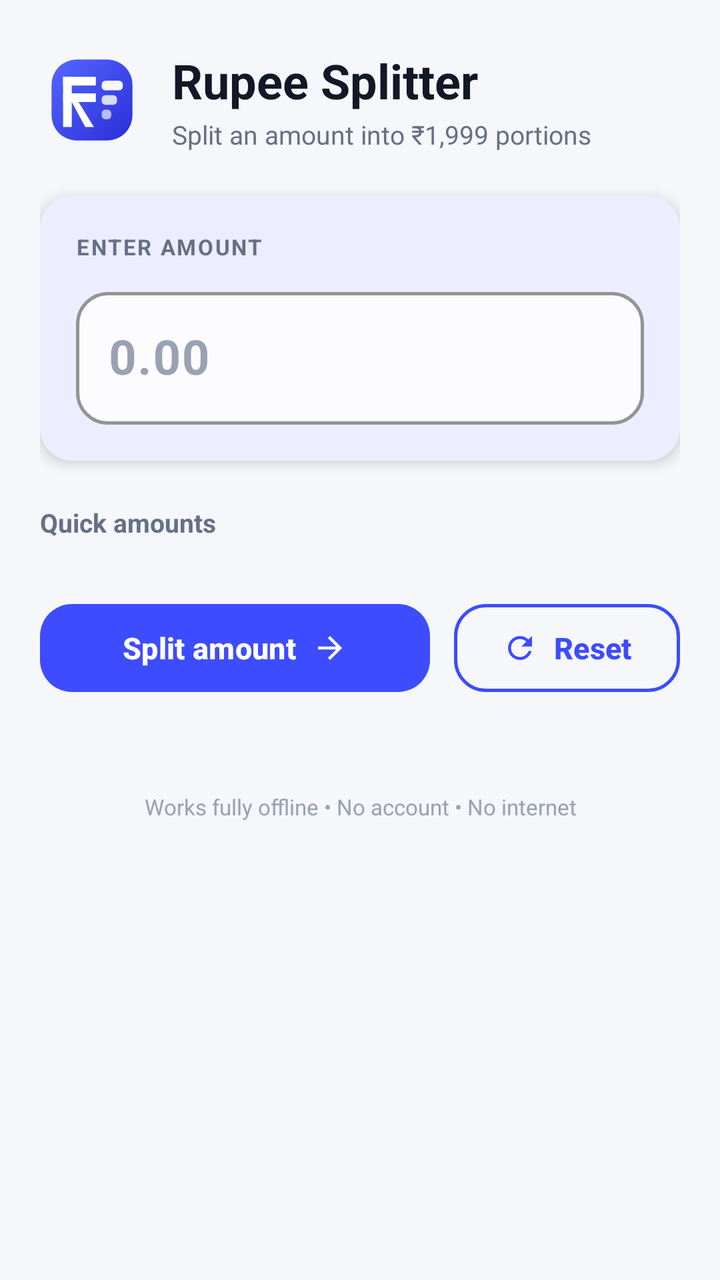
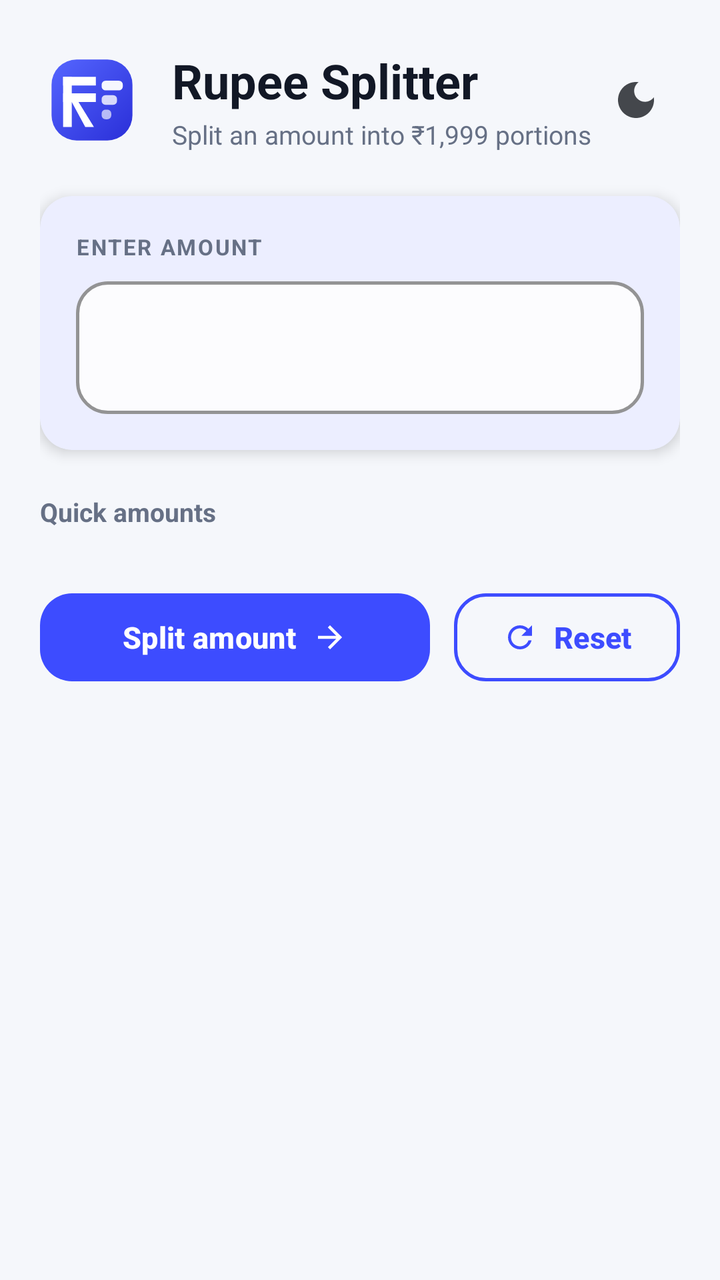

The first picture is an Android layout as it rendered before a commit; the second is the same layout after the commit. The layout source and the unified diff follow.
<!-- AndroidManifest.xml: application theme AppTheme -->
<!-- res/layout/activity_main.xml -->
<?xml version="1.0" encoding="utf-8"?>
<ScrollView xmlns:android="http://schemas.android.com/apk/res/android"
    xmlns:app="http://schemas.android.com/apk/res-auto"
    android:layout_width="match_parent"
    android:layout_height="match_parent"
    android:fillViewport="true">

    <LinearLayout
        android:id="@+id/content"
        android:layout_width="match_parent"
        android:layout_height="wrap_content"
        android:orientation="vertical"
        android:paddingStart="20dp"
        android:paddingTop="24dp"
        android:paddingEnd="20dp"
        android:paddingBottom="32dp">

        
        <LinearLayout
            android:layout_width="match_parent"
            android:layout_height="wrap_content"
            android:gravity="center_vertical"
            android:orientation="horizontal">

            <ImageView
                android:id="@+id/logo"
                android:layout_width="52dp"
                android:layout_height="52dp"
                android:contentDescription="@null"
                android:src="@drawable/ic_logo" />

            <LinearLayout
                android:layout_width="0dp"
                android:layout_height="wrap_content"
                android:layout_marginStart="14dp"
                android:layout_weight="1"
                android:orientation="vertical">

                <TextView
                    android:layout_width="wrap_content"
                    android:layout_height="wrap_content"
                    android:text="@string/app_title"
                    android:textColor="@color/text_primary"
                    android:textSize="24sp"
                    android:textStyle="bold" />

                <TextView
                    android:layout_width="wrap_content"
                    android:layout_height="wrap_content"
                    android:layout_marginTop="2dp"
                    android:text="@string/app_subtitle"
                    android:textColor="@color/text_secondary"
                    android:textSize="13sp" />
            </LinearLayout>
        </LinearLayout>

        
        <com.google.android.material.card.MaterialCardView
            style="@style/Widget.App.Card.Elevated"
            android:layout_width="match_parent"
            android:layout_height="wrap_content"
            android:layout_marginTop="22dp">

            <LinearLayout
                android:layout_width="match_parent"
                android:layout_height="wrap_content"
                android:orientation="vertical"
                android:padding="18dp">

                <TextView
                    android:layout_width="wrap_content"
                    android:layout_height="wrap_content"
                    android:letterSpacing="0.08"
                    android:text="@string/label_enter_amount"
                    android:textColor="@color/text_secondary"
                    android:textSize="11sp"
                    android:textStyle="bold" />

                <com.google.android.material.textfield.TextInputLayout
                    android:id="@+id/amountLayout"
                    style="@style/Widget.App.TextInputLayout"
                    android:layout_width="match_parent"
                    android:layout_height="wrap_content"
                    android:layout_marginTop="10dp"
                    android:hint="@string/placeholder_amount"
                    app:endIconMode="clear_text"
                    app:prefixText="@string/rupee_symbol"
                    app:prefixTextColor="@color/primary">

                    <com.google.android.material.textfield.TextInputEditText
                        android:id="@+id/amountInput"
                        android:layout_width="match_parent"
                        android:layout_height="wrap_content"
                        android:contentDescription="@string/a11y_amount_input"
                        android:imeOptions="actionDone"
                        android:inputType="numberDecimal"
                        android:maxLines="1"
                        android:textColor="@color/text_primary"
                        android:textSize="24sp"
                        android:textStyle="bold" />
                </com.google.android.material.textfield.TextInputLayout>
            </LinearLayout>
        </com.google.android.material.card.MaterialCardView>

        
        <TextView
            android:layout_width="wrap_content"
            android:layout_height="wrap_content"
            android:layout_marginTop="22dp"
            android:text="@string/label_quick_amounts"
            android:textColor="@color/text_secondary"
            android:textSize="13sp"
            android:textStyle="bold" />

        <HorizontalScrollView
            android:layout_width="match_parent"
            android:layout_height="wrap_content"
            android:layout_marginTop="10dp"
            android:clipToPadding="false"
            android:scrollbars="none">

            <LinearLayout
                android:id="@+id/quickRow"
                android:layout_width="wrap_content"
                android:layout_height="wrap_content"
                android:orientation="horizontal" />
        </HorizontalScrollView>

        
        <LinearLayout
            android:layout_width="match_parent"
            android:layout_height="wrap_content"
            android:layout_marginTop="18dp"
            android:orientation="horizontal">

            <com.google.android.material.button.MaterialButton
                android:id="@+id/calculateButton"
                style="@style/Widget.App.Button.Filled"
                android:layout_width="0dp"
                android:layout_height="wrap_content"
                android:layout_weight="1"
                android:text="@string/action_calculate"
                app:icon="@drawable/ic_arrow"
                app:iconGravity="textEnd"
                app:iconPadding="8dp" />

            <com.google.android.material.button.MaterialButton
                android:id="@+id/resetButton"
                style="@style/Widget.App.Button.Outlined"
                android:layout_width="wrap_content"
                android:layout_height="wrap_content"
                android:layout_marginStart="12dp"
                android:text="@string/action_reset"
                app:icon="@drawable/ic_reset"
                app:iconGravity="textStart"
                app:iconPadding="8dp" />
        </LinearLayout>

        
        <LinearLayout
            android:id="@+id/resultContainer"
            android:layout_width="match_parent"
            android:layout_height="wrap_content"
            android:layout_marginTop="20dp"
            android:accessibilityLiveRegion="polite"
            android:orientation="vertical" />

        <TextView
            android:layout_width="match_parent"
            android:layout_height="wrap_content"
            android:layout_marginTop="26dp"
            android:gravity="center"
            android:text="@string/footer_note"
            android:textColor="@color/text_tertiary"
            android:textSize="11sp" />
    </LinearLayout>
</ScrollView>
<!-- resources referenced by this layout -->
<resources>
  <color name="primary">#3D4CFF</color>
  <color name="text_primary">#121826</color>
  <color name="text_secondary">#667085</color>
  <color name="text_tertiary">#98A2B3</color>
  <!-- drawable ic_arrow (drawable) -->
  <vector xmlns:android="http://schemas.android.com/apk/res/android"
      android:width="24dp"
      android:height="24dp"
      android:viewportWidth="24"
      android:viewportHeight="24">
      <path
          android:fillColor="#FFFFFFFF"
          android:pathData="M12,4l-1.41,1.41L16.17,11H4v2h12.17l-5.58,5.59L12,20l8,-8z" />
  </vector>
  <string name="a11y_amount_input">Amount in Indian rupees</string>
  <string name="action_calculate">Split amount</string>
  <string name="action_reset">Reset</string>
  <string name="app_subtitle">Split an amount into ₹1,999 portions</string>
  <string name="app_title">Rupee Splitter</string>
  <string name="footer_note">Works fully offline • No account • No internet</string>
  <string name="label_enter_amount">ENTER AMOUNT</string>
  <string name="label_quick_amounts">Quick amounts</string>
  <string name="placeholder_amount">0.00</string>
  <string name="rupee_symbol">₹</string>
  <style name="Widget.App.Button.Filled" parent="Widget.Material3.Button">
          <item name="cornerRadius">16dp</item>
          <item name="android:textSize">15sp</item>
          <item name="android:textStyle">bold</item>
          <item name="android:minHeight">52dp</item>
          <item name="android:paddingStart">24dp</item>
          <item name="android:paddingEnd">24dp</item>
      </style>
  <style name="Widget.App.Card.Elevated" parent="Widget.Material3.CardView.Elevated">
          <item name="cardCornerRadius">16dp</item>
          <item name="cardElevation">4dp</item>
          <item name="cardBackgroundColor">@color/surface</item>
      </style>
  <color name="surface">#FFFFFF</color>
  <color name="stroke">#D9DEEA</color>
  <color name="input_bg">#FCFCFE</color>
  <color name="primary_variant">#2A3AE0</color>
  <color name="primary_container">#E8EBFF</color>
  <color name="on_primary">#FFFFFF</color>
  <color name="on_primary_container">#000A4A</color>
  <color name="secondary">#006A6C</color>
  <color name="secondary_container">#97F0F2</color>
  <color name="on_secondary">#FFFFFF</color>
  <color name="on_secondary_container">#002021</color>
  <color name="tertiary">#7A5500</color>
  <color name="tertiary_container">#FFDDB3</color>
  <color name="on_tertiary">#FFFFFF</color>
  <color name="on_tertiary_container">#281800</color>
  <color name="error">#BA1A1A</color>
  <color name="error_container">#FFDAD6</color>
  <color name="on_error">#FFFFFF</color>
  <color name="on_error_container">#410002</color>
  <color name="surface_variant">#E0E2EC</color>
  <color name="on_surface">#1A1C1E</color>
  <color name="on_surface_variant">#44474C</color>
  <color name="background">#F5F7FB</color>
  <color name="on_background">#1A1C1E</color>
  <color name="outline">#74777C</color>
  <color name="outline_variant">#C4C7CC</color>
  <style name="ShapeAppearance.App.SmallComponent" parent="ShapeAppearance.Material3.SmallComponent">
          <item name="cornerFamily">rounded</item>
          <item name="cornerSize">12dp</item>
      </style>
  <style name="ShapeAppearance.App.MediumComponent" parent="ShapeAppearance.Material3.MediumComponent">
          <item name="cornerFamily">rounded</item>
          <item name="cornerSize">16dp</item>
      </style>
  <style name="ShapeAppearance.App.LargeComponent" parent="ShapeAppearance.Material3.LargeComponent">
          <item name="cornerFamily">rounded</item>
          <item name="cornerSize">24dp</item>
      </style>
</resources>

<!-- the commit's change to res/layout/activity_main.xml (unified diff, before → after) -->
@@ -52,6 +52,17 @@
                     android:textColor="@color/text_secondary"
                     android:textSize="13sp" />
             </LinearLayout>
+
+            
+            <androidx.appcompat.widget.AppCompatImageButton
+                android:id="@+id/themeToggle"
+                android:layout_width="44dp"
+                android:layout_height="44dp"
+                android:background="?attr/selectableItemBackgroundBorderless"
+                android:contentDescription="@string/a11y_theme_switch_to_dark"
+                android:padding="10dp"
+                android:src="@drawable/ic_theme_moon"
+                app:tint="?attr/colorOnSurfaceVariant" />
         </LinearLayout>
 
         
@@ -82,8 +93,8 @@
                     android:layout_width="match_parent"
                     android:layout_height="wrap_content"
                     android:layout_marginTop="10dp"
-                    android:hint="@string/placeholder_amount"
                     app:endIconMode="clear_text"
+                    app:hintEnabled="false"
                     app:prefixText="@string/rupee_symbol"
                     app:prefixTextColor="@color/primary">
 
@@ -164,14 +175,5 @@
             android:layout_marginTop="20dp"
             android:accessibilityLiveRegion="polite"
             android:orientation="vertical" />
-
-        <TextView
-            android:layout_width="match_parent"
-            android:layout_height="wrap_content"
-            android:layout_marginTop="26dp"
-            android:gravity="center"
-            android:text="@string/footer_note"
-            android:textColor="@color/text_tertiary"
-            android:textSize="11sp" />
     </LinearLayout>
 </ScrollView>
<!-- resource entries referenced after the edit -->
@@ -3,7 +3,6 @@
   <color name="primary">#3D4CFF</color>
   <color name="text_primary">#121826</color>
   <color name="text_secondary">#667085</color>
-  <color name="text_tertiary">#98A2B3</color>
   <!-- drawable ic_arrow (drawable) -->
   <vector xmlns:android="http://schemas.android.com/apk/res/android"
       android:width="24dp"
@@ -15,14 +14,13 @@
           android:pathData="M12,4l-1.41,1.41L16.17,11H4v2h12.17l-5.58,5.59L12,20l8,-8z" />
   </vector>
   <string name="a11y_amount_input">Amount in Indian rupees</string>
+  <string name="a11y_theme_switch_to_dark">Switch to dark theme</string>
   <string name="action_calculate">Split amount</string>
   <string name="action_reset">Reset</string>
   <string name="app_subtitle">Split an amount into ₹1,999 portions</string>
   <string name="app_title">Rupee Splitter</string>
-  <string name="footer_note">Works fully offline • No account • No internet</string>
   <string name="label_enter_amount">ENTER AMOUNT</string>
   <string name="label_quick_amounts">Quick amounts</string>
-  <string name="placeholder_amount">0.00</string>
   <string name="rupee_symbol">₹</string>
   <style name="Widget.App.Button.Filled" parent="Widget.Material3.Button">
           <item name="cornerRadius">16dp</item>
@@ -40,6 +38,7 @@
   <color name="surface">#FFFFFF</color>
   <color name="stroke">#D9DEEA</color>
   <color name="input_bg">#FCFCFE</color>
+  <color name="text_tertiary">#98A2B3</color>
   <color name="primary_variant">#2A3AE0</color>
   <color name="primary_container">#E8EBFF</color>
   <color name="on_primary">#FFFFFF</color>
